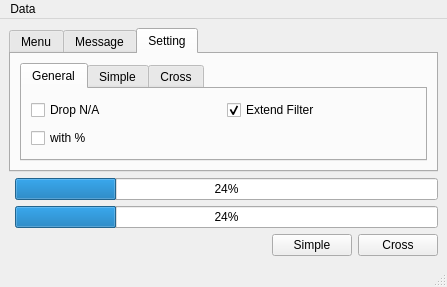
Above: src/lite/ui_mainwindow.ui from mugwort-rc/qsurveytools before the change. Below: the same form after it.
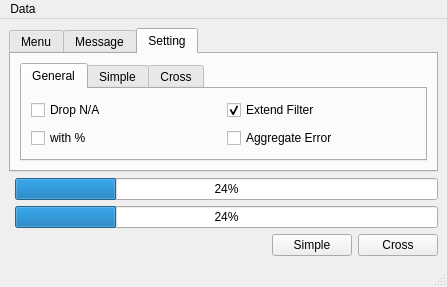
That is the form after the change. The open tabs and pages were chosen to show the change.

Commit message: New feature aggregate error.

Diff of the .ui file:
```diff
--- a/src/lite/ui_mainwindow.ui
+++ b/src/lite/ui_mainwindow.ui
@@ -188,6 +188,13 @@
               </property>
              </widget>
             </item>
+            <item row="1" column="1">
+             <widget class="QCheckBox" name="checkBoxAggregateError">
+              <property name="text">
+               <string>Aggregate Error</string>
+              </property>
+             </widget>
+            </item>
            </layout>
           </widget>
           <widget class="QWidget" name="tabSimple">
```
The commit also changes 5 other files.
